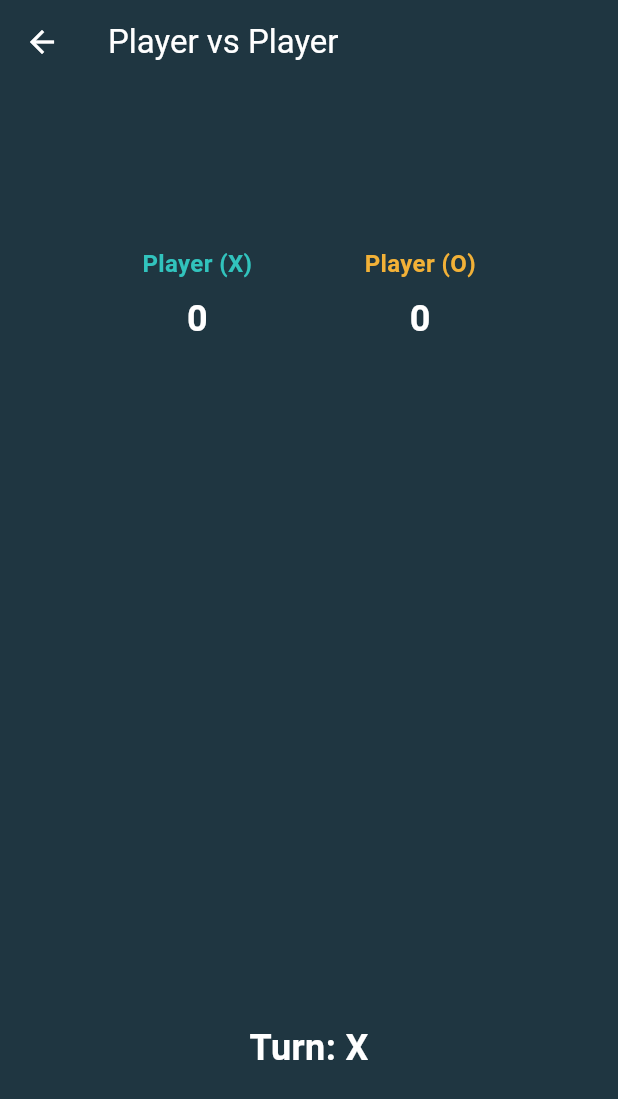
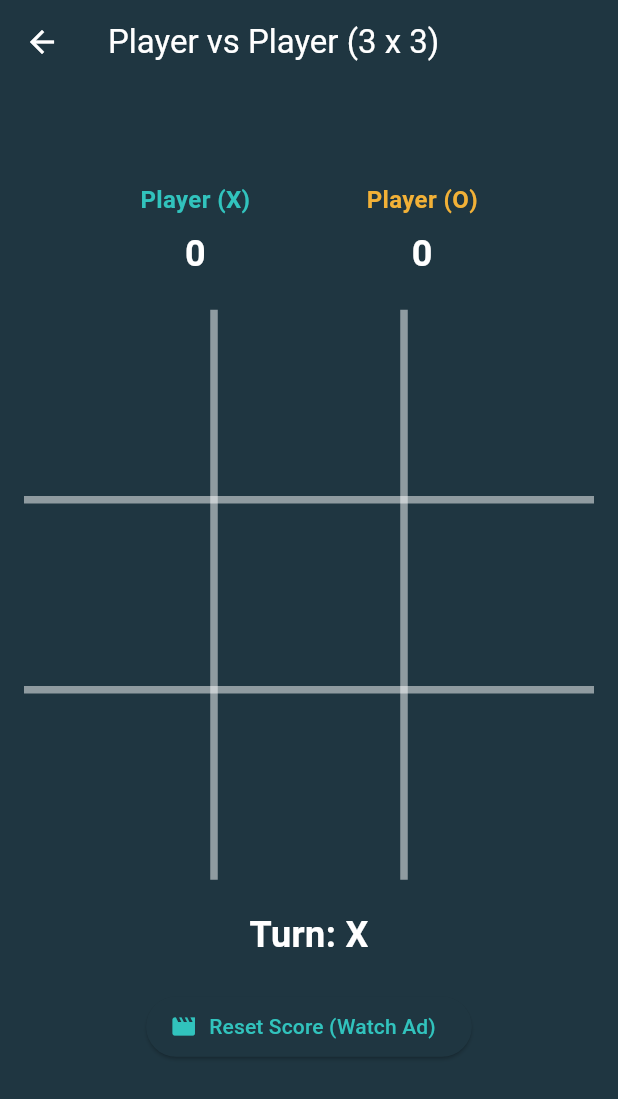
Before and after one commit to darshan-gadhe/tic_tac_toe, a Flutter app: the GameScreen screen opened directly with empty values, on a phone screen of 412 x 824 dp. Shown: the top 1099 px of the screen. Run offline on Flutter 3.47's test engine with Material 3 defaults, Android fonts, the phone set to English and light mode, and no system bars; drawn by our look-alikes of google_mobile_ads; our stand-ins replace audioplayers, shared_preferences; accounts and stored records are empty; network calls fail.

Commit message:
change new filess add ads

```diff
--- a/lib/models/game_history_entry.dart
+++ b/lib/models/game_history_entry.dart
@@ -1,8 +1,9 @@
-import 'dart:convert';
+// import 'dart:convert'; // <-- THE FIX: REMOVE THIS LINE
 import 'package:advanced_tic_tac_toe/utils/enums.dart';
 
 class GameHistoryEntry {
-  final String winner; // 'X', 'O', or 'Draw'
+  // ... rest of the file is correct
+  final String winner;
   final DateTime timestamp;
   final GameMode gameMode;
   final AiDifficulty? aiDifficulty;
@@ -14,21 +15,14 @@ class GameHistoryEntry {
     this.aiDifficulty,
   });
 
-  /// Converts the object to a Map, which can then be JSON encoded.
-  /// This is for SAVING data.
   Map<String, dynamic> toJson() => {
     'winner': winner,
-    // Convert DateTime to a standard string format.
     'timestamp': timestamp.toIso8601String(),
-    // Convert enums to their string representation.
     'gameMode': gameMode.toString(),
     'aiDifficulty': aiDifficulty?.toString(),
   };
 
-  /// Creates an object from a Map (decoded from JSON).
-  /// This is for LOADING data.
   factory GameHistoryEntry.fromJson(Map<String, dynamic> json) {
-    // Helper function to safely parse enums from string.
     T? _enumFromString<T>(List<T> values, String? value) {
       if (value == null) return null;
       return values.firstWhere((v) => v.toString() == value);
@@ -36,11 +30,8 @@ class GameHistoryEntry {
 
     return GameHistoryEntry(
       winner: json['winner'],
-      // Parse the standard string back into a DateTime object.
       timestamp: DateTime.parse(json['timestamp']),
-      // Parse the string back into a GameMode enum.
       gameMode: _enumFromString(GameMode.values, json['gameMode'])!,
-      // Safely parse the string back into an AiDifficulty enum (or null).
       aiDifficulty: _enumFromString(AiDifficulty.values, json['aiDifficulty']),
     );
   }
--- a/lib/providers/theme_provider.dart
+++ b/lib/providers/theme_provider.dart
@@ -7,7 +7,7 @@ class ThemeProvider with ChangeNotifier {
   static final Map<String, AppTheme> _availableThemes = {
     'dark': AppTheme(
       name: 'Dark',
-      logoAssetPath: 'assets/logo_dark.png',
+      logoAssetPath: 'assets/logo.png',
       themeData: ThemeData(
         brightness: Brightness.dark,
         primaryColor: const Color(0xFF1A2A33),
@@ -21,7 +21,7 @@ class ThemeProvider with ChangeNotifier {
     ),
     'light': AppTheme(
       name: 'Light',
-      logoAssetPath: 'assets/logo_light.png',
+      logoAssetPath: 'assets/logo.png',
       themeData: ThemeData(
         brightness: Brightness.light,
         primaryColor: const Color(0xFFE0FBFC),
@@ -35,7 +35,7 @@ class ThemeProvider with ChangeNotifier {
     ),
     'ocean': AppTheme(
       name: 'Ocean',
-      logoAssetPath: 'assets/logo_ocean.png',
+      logoAssetPath: 'assets/logo.png',
       themeData: ThemeData(
         brightness: Brightness.dark,
         primaryColor: const Color(0xFF006064),
--- a/lib/screens/game_screen.dart
+++ b/lib/screens/game_screen.dart
@@ -1,3 +1,5 @@
+import 'package:advanced_tic_tac_toe/providers/settings_provider.dart';
+import 'package:advanced_tic_tac_toe/services/ad_service.dart';
 import 'package:advanced_tic_tac_toe/models/game_history_entry.dart';
 import 'package:advanced_tic_tac_toe/services/history_service.dart';
 import 'package:advanced_tic_tac_toe/services/sound_service.dart';
@@ -6,16 +8,13 @@ import 'package:advanced_tic_tac_toe/utils/enums.dart';
 import 'package:advanced_tic_tac_toe/utils/game_logic.dart';
 import 'package:advanced_tic_tac_toe/widgets/score_board.dart';
 import 'package:flutter/material.dart';
+import 'package:google_mobile_ads/google_mobile_ads.dart';
+import 'package:provider/provider.dart';
 
 class GameScreen extends StatefulWidget {
   final GameMode gameMode;
-  final AiDifficulty? aiDifficulty; // Nullable for Player vs Player mode
-
-  const GameScreen({
-    super.key,
-    required this.gameMode,
-    this.aiDifficulty,
-  });
+  final AiDifficulty? aiDifficulty;
+  const GameScreen({super.key, required this.gameMode, this.aiDifficulty});
 
   @override
   _GameScreenState createState() => _GameScreenState();
@@ -23,228 +22,201 @@ class GameScreen extends StatefulWidget {
 
 class _GameScreenState extends State<GameScreen> {
   // --- State Variables ---
+  late int _gridSize; // This will hold the grid size for the current game.
   late List<String> _board;
   late bool _isPlayerXTurn;
   String? _winner;
   int _scoreX = 0;
   int _scoreO = 0;
+  int _gamesPlayed = 0;
+
+  // --- Ad Service & State ---
+  final AdService _adService = AdService();
+  BannerAd? _bannerAd;
 
   @override
   void initState() {
     super.initState();
+    // --- CRITICAL FIX ---
+    // Read the grid size from the provider ONCE when the screen is first created.
+    // This ensures that when a new game is started from the home screen,
+    // it uses the latest value from the settings.
+    _gridSize = Provider.of<SettingsProvider>(context, listen: false).gridSize;
+
+    // Now initialize the game with the correct size.
+    _initializeGame();
+
+    _adService.loadInterstitialAd();
+    _adService.loadRewardedAd();
+    _loadBannerAd();
+  }
+
+  @override
+  void dispose() {
+    _bannerAd?.dispose();
+    super.dispose();
+  }
+
+  void _loadBannerAd() {
+    _bannerAd = BannerAd(
+      adUnitId: AdService.bannerAdUnitId,
+      request: const AdRequest(),
+      size: AdSize.banner,
+      listener: BannerAdListener(
+        onAdLoaded: (ad) => setState(() => _bannerAd = ad as BannerAd),
+        onAdFailedToLoad: (ad, err) {
+          ad.dispose();
+        },
+      ),
+    )..load();
+  }
+
+  /// Initializes the game board based on the _gridSize.
+  void _initializeGame() {
+    setState(() {
+      _board = List.filled(_gridSize * _gridSize, '');
+      _isPlayerXTurn = true;
+      _winner = null;
+    });
+  }
+
+  /// Resets the game board for a new round.
+  void _resetGame() {
     _initializeGame();
   }
 
-  // --- Game Lifecycle Methods ---
-
-  /// Sets all state variables to their default values for a new game.
-  void _initializeGame() {
-    _board = List.filled(9, '');
-    _isPlayerXTurn = true;
-    _winner = null;
-  }
-
-  /// Resets the game board for a new round within the same match.
-  void _resetGame() {
-    setState(() {
-      _initializeGame();
-    });
-  }
-
-  /// Handles the logic when a player taps on a tile.
   void _onTileTapped(int index) {
-    // Ignore taps if the tile is already filled or if the game is over.
     if (_board[index].isNotEmpty || _winner != null) return;
-
     SoundService.playClickSound();
-
     setState(() {
       _board[index] = _isPlayerXTurn ? 'X' : 'O';
       _isPlayerXTurn = !_isPlayerXTurn;
       _checkWinner();
     });
-
-    // If the game is not over and it's the AI's turn, make the AI move.
     if (_winner == null && widget.gameMode == GameMode.vsAI && !_isPlayerXTurn) {
       _makeAIMove();
     }
   }
 
-  /// Checks the board for a winner or a draw.
+  /// Checks for a winner using the current _gridSize.
   void _checkWinner() {
-    String? winner = GameLogic.checkWinner(_board);
+    String? winner = GameLogic.checkWinner(_board, _gridSize);
     if (winner != null) {
-      setState(() {
-        _winner = winner;
-      });
-      // If there's a result, save it and show the result dialog.
+      setState(() => _winner = winner);
       _saveGameAndShowDialog();
     }
   }
 
-  /// Handles the AI's turn.
+  /// Makes the AI move using the current _gridSize.
   void _makeAIMove() {
-    // Add a small delay for a more natural feel.
-    Future.delayed(const Duration(milliseconds: 500), () {
-      // Double-check that the game isn't over before the AI moves.
+    Future.delayed(const Duration(milliseconds: 300), () {
       if (_winner != null) return;
-
-      int bestMove = AILogic.getMove(List.from(_board), widget.aiDifficulty!);
+      int bestMove = AILogic.getMove(List.from(_board), widget.aiDifficulty!, _gridSize);
       if (bestMove != -1) {
         setState(() {
           _board[bestMove] = 'O';
-          _isPlayerXTurn = true; // Switch turn back to the player.
+          _isPlayerXTurn = true;
           _checkWinner();
         });
       }
     });
   }
 
-  /// A combined method to handle all post-game actions.
   void _saveGameAndShowDialog() {
-    // 1. Save the game result to history.
-    final entry = GameHistoryEntry(
-      winner: _winner == 'draw' ? 'Draw' : _winner!,
-      timestamp: DateTime.now(),
-      gameMode: widget.gameMode,
-      aiDifficulty: widget.aiDifficulty,
-    );
+    _gamesPlayed++;
+    if (_gamesPlayed % 3 == 0) {
+      _adService.showInterstitialAd();
+    }
+    // ... (rest of the saving and dialog logic is the same)
+    final entry = GameHistoryEntry(winner: _winner == 'draw' ? 'Draw' : _winner!, timestamp: DateTime.now(), gameMode: widget.gameMode, aiDifficulty: widget.aiDifficulty);
     HistoryService.addEntry(entry);
-
-    // 2. Update the score.
     if (_winner == 'X') _scoreX++;
     if (_winner == 'O') _scoreO++;
+    if (_winner == 'draw') SoundService.playDrawSound(); else SoundService.playWinSound();
+    showDialog(context: context, barrierDismissible: false, builder: (context) => AlertDialog(title: Center(child: Text(_winner == 'draw' ? "It's a Draw!" : "$_winner Wins!", style: TextStyle(color: _winner == 'X' ? Theme.of(context).colorScheme.primary : (_winner == 'O' ? Theme.of(context).colorScheme.secondary : null), fontWeight: FontWeight.bold, fontSize: 28))), actions: [TextButton(onPressed: () {Navigator.of(context).pop(); _resetGame();}, child: const Text('Play Again'))]));
+  }
 
-    // 3. Play the appropriate sound effect.
-    if (_winner == 'draw') {
-      SoundService.playDrawSound();
-    } else {
-      SoundService.playWinSound();
-    }
-
-    // 4. Show the result dialog.
-    showDialog(
-      context: context,
-      barrierDismissible: false,
-      builder: (context) => AlertDialog(
-        title: Center(
-          child: Text(
-            _winner == 'draw' ? "It's a Draw!" : "$_winner Wins!",
-            style: TextStyle(
-              color: _winner == 'X' ? Theme.of(context).colorScheme.primary : (_winner == 'O' ? Theme.of(context).colorScheme.secondary : null),
-              fontWeight: FontWeight.bold,
-              fontSize: 28,
+  @override
+  Widget build(BuildContext context) {
+    return Scaffold(
+      appBar: AppBar(title: Text(_getAppBarTitle())),
+      body: Column(
+        children: [
+          Expanded(
+            child: Center(
+              child: SingleChildScrollView(
+                child: Padding(
+                  padding: const EdgeInsets.all(16.0),
+                  child: Column(
+                    mainAxisAlignment: MainAxisAlignment.center,
+                    children: [
+                      ScoreBoard(scoreX: _scoreX, scoreO: _scoreO),
+                      const SizedBox(height: 20),
+                      _buildGameBoardWithLines(),
+                      const SizedBox(height: 20),
+                      _buildTurnIndicator(),
+                      const SizedBox(height: 20),
+                      ElevatedButton.icon(
+                        icon: const Icon(Icons.movie),
+                        label: const Text("Reset Score (Watch Ad)"),
+                        onPressed: () => _adService.showRewardedAd(onReward: () => setState(() { _scoreX = 0; _scoreO = 0; })),
+                      ),
+                    ],
+                  ),
+                ),
+              ),
             ),
           ),
-        ),
-        actions: [
-          TextButton(
-            onPressed: () {
-              Navigator.of(context).pop();
-              _resetGame();
-            },
-            child: const Text('Play Again', style: TextStyle(fontSize: 18)),
-          ),
+          if (_bannerAd != null)
+            Container(alignment: Alignment.center, width: _bannerAd!.size.width.toDouble(), height: _bannerAd!.size.height.toDouble(), child: AdWidget(ad: _bannerAd!)),
         ],
       ),
     );
   }
 
-  // --- UI Builder Methods ---
-
-  /// Builds the main UI of the screen.
-  @override
-  Widget build(BuildContext context) {
-    return Scaffold(
-      appBar: AppBar(
-        title: Text(_getAppBarTitle()),
-        backgroundColor: Colors.transparent,
-        elevation: 0,
-      ),
-      body: Padding(
-        padding: const EdgeInsets.all(20.0),
-        child: Column(
-          mainAxisAlignment: MainAxisAlignment.center,
-          children: [
-            ScoreBoard(scoreX: _scoreX, scoreO: _scoreO),
-            const SizedBox(height: 40),
-            _buildGameBoard(),
-            const SizedBox(height: 40),
-            _buildTurnIndicator(),
-          ],
-        ),
+  /// Builds the game board UI using the current _gridSize.
+  Widget _buildGameBoardWithLines() {
+    return AspectRatio(
+      aspectRatio: 1.0,
+      child: Stack(
+        children: [
+          GridView.builder(
+            itemCount: _gridSize * _gridSize,
+            gridDelegate: SliverGridDelegateWithFixedCrossAxisCount(crossAxisCount: _gridSize),
+            itemBuilder: (context, index) => GestureDetector(
+              onTap: () => _onTileTapped(index),
+              child: Container(
+                color: Colors.transparent,
+                child: Center(
+                  child: Text(_board[index], style: TextStyle(fontSize: 320 / (_gridSize * 2), fontWeight: FontWeight.bold, color: _board[index] == 'X' ? Theme.of(context).colorScheme.primary : Theme.of(context).colorScheme.secondary)),
+                ),
+              ),
+            ),
+          ),
+          LayoutBuilder(builder: (context, constraints) {
+            final double width = constraints.maxWidth;
+            final double height = constraints.maxHeight;
+            final double strokeWidth = 5.0;
+            final Color lineColor = Theme.of(context).colorScheme.onBackground.withOpacity(0.5);
+            List<Widget> lines = [];
+            for (int i = 1; i < _gridSize; i++) {
+              lines.add(Positioned(left: width * i / _gridSize - strokeWidth / 2, top: 0, bottom: 0, child: Container(width: strokeWidth, color: lineColor)));
+              lines.add(Positioned(top: height * i / _gridSize - strokeWidth / 2, left: 0, right: 0, child: Container(height: strokeWidth, color: lineColor)));
+            }
+            return Stack(children: lines);
+          }),
+        ],
       ),
     );
   }
 
-  /// Builds the 3x3 game board grid.
-  Widget _buildGameBoard() {
-    return AspectRatio(
-      aspectRatio: 1.0,
-      child: GridView.builder(
-        itemCount: 9,
-        gridDelegate: const SliverGridDelegateWithFixedCrossAxisCount(
-          crossAxisCount: 3, mainAxisSpacing: 10, crossAxisSpacing: 10,
-        ),
-        itemBuilder: (context, index) {
-          return GestureDetector(
-            onTap: () => _onTileTapped(index),
-            child: Container(
-              decoration: BoxDecoration(
-                color: Theme.of(context).colorScheme.surface,
-                borderRadius: BorderRadius.circular(10),
-              ),
-              child: Center(
-                child: Text(
-                  _board[index],
-                  style: TextStyle(
-                    fontSize: 48,
-                    fontWeight: FontWeight.bold,
-                    color: _board[index] == 'X'
-                        ? Theme.of(context).colorScheme.primary
-                        : Theme.of(context).colorScheme.secondary,
-                  ),
-                ),
-              ),
-            ),
-          );
-        },
-      ),
-    );
+  Widget _buildTurnIndicator() {
+    if (_winner != null) return Row(mainAxisAlignment: MainAxisAlignment.center, children: [Text(_winner == 'draw' ? 'Game Over' : 'Winner!', style: const TextStyle(fontSize: 24, fontWeight: FontWeight.bold)), const SizedBox(width: 10), _winner == 'draw' ? const Icon(Icons.handshake, size: 30) : Text(_winner!, style: TextStyle(fontSize: 30, color: _winner == 'X' ? Theme.of(context).colorScheme.primary : Theme.of(context).colorScheme.secondary, fontWeight: FontWeight.bold))]);
+    return Text('Turn: ${_isPlayerXTurn ? "X" : "O"}', style: const TextStyle(fontSize: 24, fontWeight: FontWeight.bold));
   }
 
-  /// Builds the text indicator below the board (e.g., "Turn: X" or "Winner!").
-  Widget _buildTurnIndicator() {
-    if (_winner != null) {
-      return Row(
-        mainAxisAlignment: MainAxisAlignment.center,
-        children: [
-          Text(
-            _winner == 'draw' ? 'Game Over' : 'Winner!',
-            style: const TextStyle(fontSize: 24, fontWeight: FontWeight.bold),
-          ),
-          const SizedBox(width: 10),
-          _winner == 'draw'
-              ? const Icon(Icons.handshake, size: 30)
-              : Text(_winner!,
-              style: TextStyle(
-                  fontSize: 30,
-                  color: _winner == 'X' ? Theme.of(context).colorScheme.primary : Theme.of(context).colorScheme.secondary,
-                  fontWeight: FontWeight.bold))
-        ],
-      );
-    }
-    return Text(
-      'Turn: ${_isPlayerXTurn ? "X" : "O"}',
-      style: const TextStyle(fontSize: 24, fontWeight: FontWeight.bold),
-    );
-  }
-
-  /// Helper to create a dynamic title for the AppBar.
   String _getAppBarTitle() {
-    if (widget.gameMode == GameMode.vsPlayer) {
-      return 'Player vs Player';
-    }
+    if (widget.gameMode == GameMode.vsPlayer) return 'Player vs Player ($_gridSize x $_gridSize)';
     String diffText = widget.aiDifficulty.toString().split('.').last;
     diffText = diffText[0].toUpperCase() + diffText.substring(1);
     return 'You vs AI ($diffText)';
--- a/pubspec.yaml
+++ b/pubspec.yaml
@@ -38,6 +38,7 @@ dependencies:
   shared_preferences: ^2.2.2 # For local storage
   intl: ^0.18.1
   audioplayers: ^5.2.0
+  google_mobile_ads: ^6.0.0
 
 dev_dependencies:
   flutter_test:
```
Also changed, not shown: lib/main.dart (+10 -10 lines), lib/providers/settings_provider.dart (added, +29 -0 lines), lib/screens/home_screen.dart (+42 -35 lines), lib/screens/settings_screen.dart (+25 -31 lines), lib/services/ad_service.dart (added, +98 -0 lines), lib/utils/ai_logic.dart (+37 -30 lines), lib/utils/game_logic.dart (+16 -17 lines), assets/logo.png (added), pubspec.lock, 4 other files.
